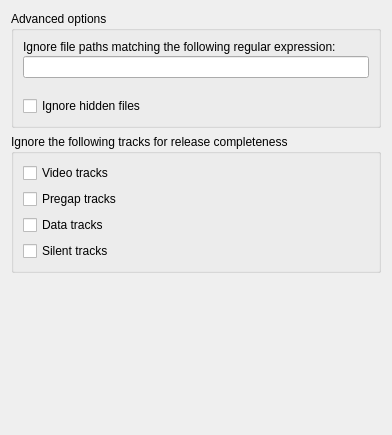
metabrainz/picard, file ui/options_advanced.ui: the form before one commit.
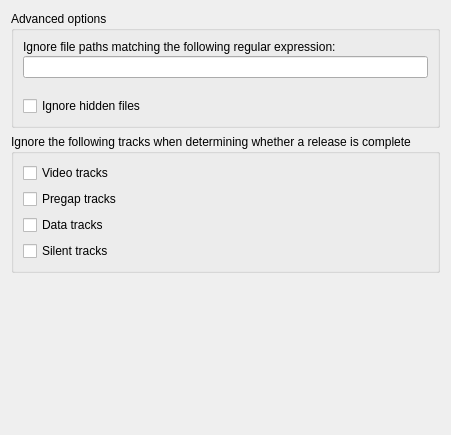
The form after the commit.

Commit message: Changed description of "ignore for completeness" option

What changed in the file:
```diff
--- a/ui/options_advanced.ui
+++ b/ui/options_advanced.ui
@@ -50,7 +50,7 @@
    <item>
     <widget class="QGroupBox" name="groupBox_completeness">
      <property name="title">
-      <string>Ignore the following tracks for release completeness</string>
+      <string>Ignore the following tracks when determining whether a release is complete</string>
      </property>
      <layout class="QVBoxLayout" name="verticalLayout_2">
       <item>
```
The commit also changes 2 other files.
